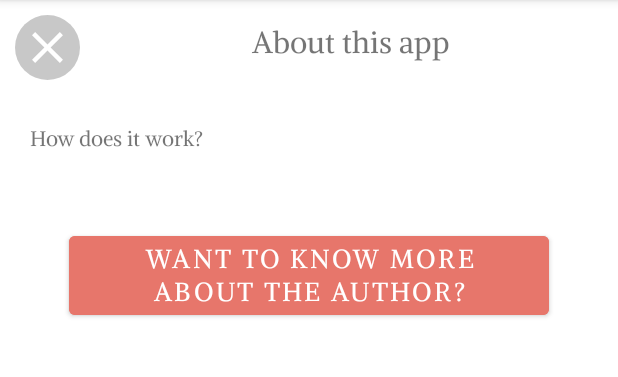
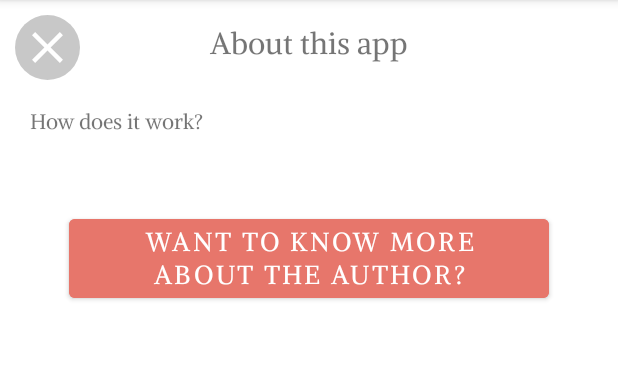
Before and after one commit to Klara-Iva/Interesti, an Android app: the FirstFragment screen opened directly, with no data from a screen before it, on a phone screen of 412 x 824 dp, the part 84-461 px from its top. Run offline under Robolectric (Android 15) with nearby library versions, the phone set to English and light mode, and no system bars; our stand-ins replace Firebase (no records; nobody signed in at launch, a user with empty details on screens opened directly); 1 statement that could not run was skipped.

Commit message:
maybe final version

```diff
--- a/app/src/main/res/layout/aboutappfragment.xml
+++ b/app/src/main/res/layout/aboutappfragment.xml
@@ -36,13 +36,13 @@
 
             <TextView
                 android:id="@+id/textView3"
-                android:layout_width="213dp"
-                android:layout_height="38dp"
+                android:layout_width="284dp"
+                android:layout_height="wrap_content"
                 android:layout_alignParentTop="true"
                 android:layout_alignParentEnd="true"
-                android:layout_marginStart="63dp"
-                android:layout_marginTop="15dp"
-                android:layout_marginEnd="72dp"
+                android:layout_centerHorizontal="true"
+                android:layout_marginTop="16dp"
+                android:layout_marginEnd="64dp"
                 android:layout_toEndOf="@+id/buttonapp"
                 android:fontFamily="@font/alike"
                 android:text="About this app"
--- a/app/src/main/res/layout/aboutmefragment.xml
+++ b/app/src/main/res/layout/aboutmefragment.xml
@@ -38,8 +38,9 @@
                 android:layout_alignParentTop="true"
 
                 android:layout_alignParentEnd="true"
+                android:layout_centerHorizontal="true"
                 android:layout_marginStart="65dp"
-                android:layout_marginTop="14dp"
+                android:layout_marginTop="16dp"
                 android:layout_marginEnd="137dp"
                 android:layout_toEndOf="@+id/buttonme"
                 android:fontFamily="@font/alike"
```
Also changed, not shown: app/src/main/res/layout/recycledviewver.xml (+9 -12 lines).
